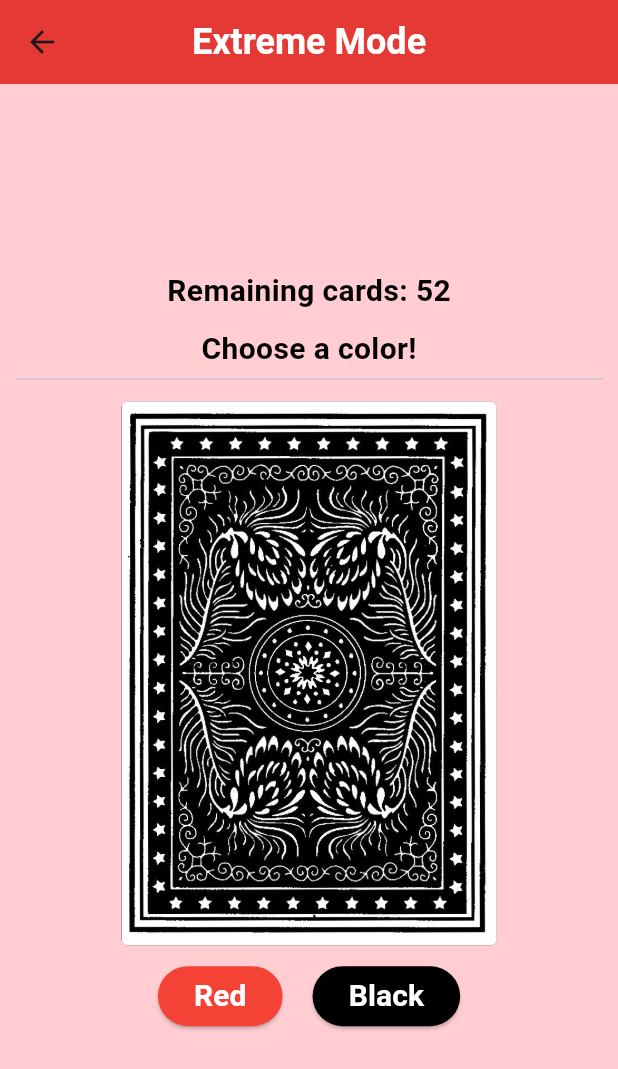
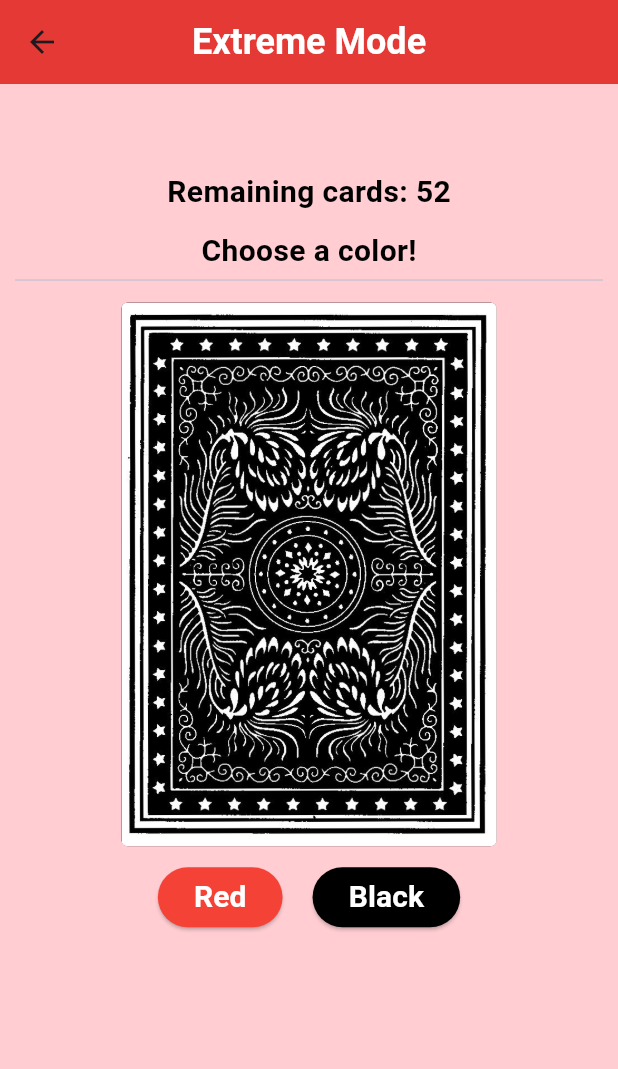
Before and after one commit to Cala-rgb/AutobusGame, a Flutter app: the ExtremeMode screen opened directly, on a phone screen of 412 x 824 dp. Shown: the top 1069 px of the screen. Run offline on Flutter 3.47's test engine with Material 3 defaults, Android fonts, the phone set to English and light mode, and no system bars.

```diff
--- a/lib/gamemodes/easy_mode.dart
+++ b/lib/gamemodes/easy_mode.dart
@@ -89,7 +89,7 @@ class _EasyModeState extends State<EasyMode> {
             color: Colors.red[100],
             child: Column(
               children: [
-                SizedBox(height: screenHeight*0.15,),
+                SizedBox(height: screenHeight*0.07,),
                 Text("Remaining cards: ${52-index}",
                   style: CustomTextStyle.customText4,
                 ),
@@ -188,7 +188,7 @@ class _EasyModeState extends State<EasyMode> {
             color: Colors.red[100],
             child: Column(
               children: [
-                SizedBox(height: screenHeight*0.15,),
+                SizedBox(height: screenHeight*0.07,),
                 Text("Remaining cards: ${52-index}",
                   style: CustomTextStyle.customText4,
                 ),
@@ -287,7 +287,7 @@ class _EasyModeState extends State<EasyMode> {
             color: Colors.red[100],
             child: Column(
               children: [
-                SizedBox(height: screenHeight*0.15,),
+                SizedBox(height: screenHeight*0.07,),
                 Text("Remaining cards: ${52-index}",
                   style: CustomTextStyle.customText4,
                 ),
--- a/lib/gamemodes/extreme_mode.dart
+++ b/lib/gamemodes/extreme_mode.dart
@@ -92,7 +92,7 @@ class _ExtremeModeState extends State<ExtremeMode> {
             color: Colors.red[100],
             child: Column(
               children: [
-                SizedBox(height: screenHeight*0.15,),
+                SizedBox(height: screenHeight*0.07,),
                 Text("Remaining cards: ${52-index}",
                   style: CustomTextStyle.customText4,
                 ),
@@ -193,7 +193,7 @@ class _ExtremeModeState extends State<ExtremeMode> {
             color: Colors.red[100],
             child: Column(
               children: [
-                SizedBox(height: screenHeight * 0.15,),
+                SizedBox(height: screenHeight*0.07,),
                 Text("Remaining cards: ${52-index}",
                   style: CustomTextStyle.customText4,
                 ),
@@ -303,7 +303,7 @@ class _ExtremeModeState extends State<ExtremeMode> {
             color: Colors.red[100],
             child: Column(
               children: [
-                SizedBox(height: screenHeight*0.15,),
+                SizedBox(height: screenHeight*0.07,),
                 Text("Remaining cards: ${52-index}",
                   style: CustomTextStyle.customText4,
                 ),
@@ -441,7 +441,7 @@ class _ExtremeModeState extends State<ExtremeMode> {
             color: Colors.red[100],
             child: Column(
               children: [
-                SizedBox(height: screenHeight*0.15,),
+                SizedBox(height: screenHeight*0.07,),
                 Text("Remaining cards: ${52-index}",
                   style: CustomTextStyle.customText4,
                 ),
```
Also changed, not shown: lib/gamemodes/hard_mode.dart (+4 -4 lines), assets/cards/ace_of_spades2.png (deleted).
